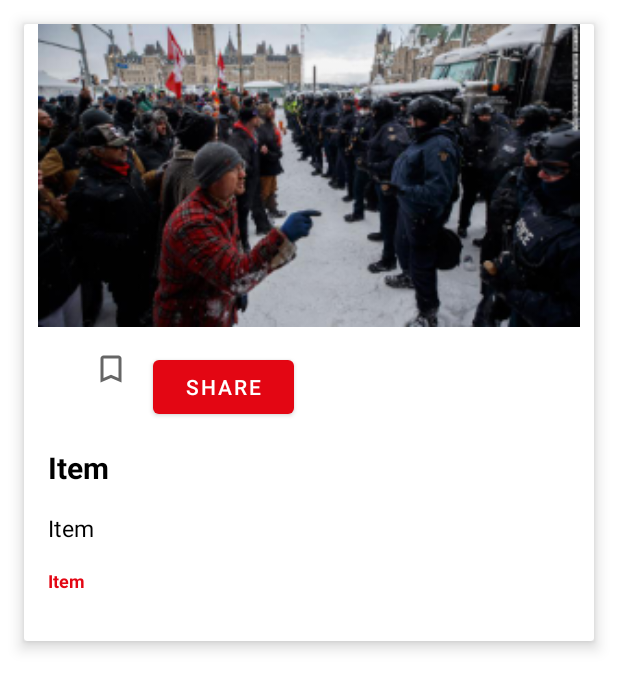
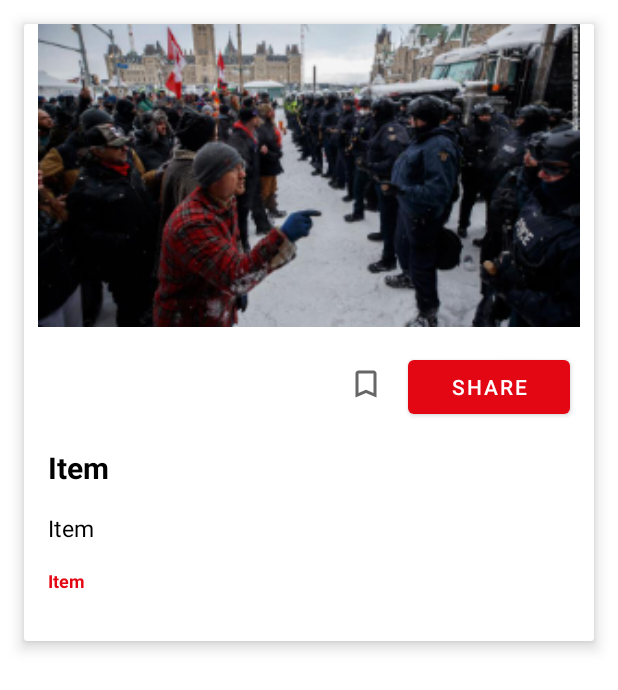
Before and after one commit to Keshavdulal/NewsBoxx-andr, an Android app: the layout card_view_design.xml on its own in the app's theme, with its tools: preview values and no code run, on a phone screen of 412 x 824 dp. Shown: the top 690 px of the screen. Run offline under Robolectric (Android 15) with nearby library versions, the phone set to English and light mode, and no system bars.

Commit message:
share btn ui fixed

```diff
--- a/app/src/main/res/layout/card_view_design.xml
+++ b/app/src/main/res/layout/card_view_design.xml
@@ -30,15 +30,15 @@
         <LinearLayout
             android:layout_width="match_parent"
             android:layout_height="match_parent"
+            android:layout_gravity="right"
             android:layout_marginTop="16dp"
-            android:gravity="right"
-            android:layout_gravity="right">
+            android:gravity="right">
 
 
             <ImageButton
                 android:id="@+id/share_image"
                 android:layout_width="30dp"
-                android:layout_height="20dp"
+                android:layout_height="17dp"
                 android:layout_marginEnd="16dp"
                 android:background="@android:color/transparent"
                 android:textColor="#e30613"
@@ -51,14 +51,16 @@
                 android:layout_marginEnd="16dp"
                 android:background="@android:color/transparent"
                 android:textColor="#e30613"
+                android:paddingLeft="170dp"
+                android:paddingTop="10dp"
                 app:srcCompat="@drawable/ic_bookmark_border" />
 
             <Button
                 android:id="@+id/button_share"
-                android:layout_width="10dp"
-                android:layout_marginRight="200dp"
+                android:layout_width="200dp"
                 android:layout_height="wrap_content"
                 android:layout_weight="1"
+                android:layout_marginRight="16dp"
                 android:text="Share" />
 
         </LinearLayout>
```
